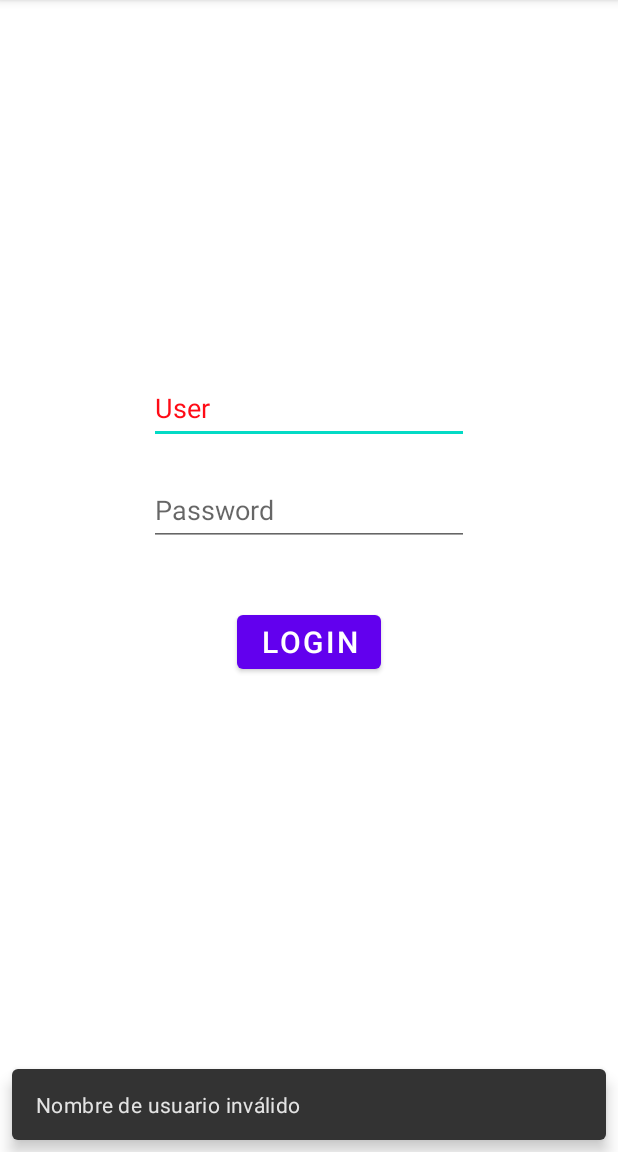
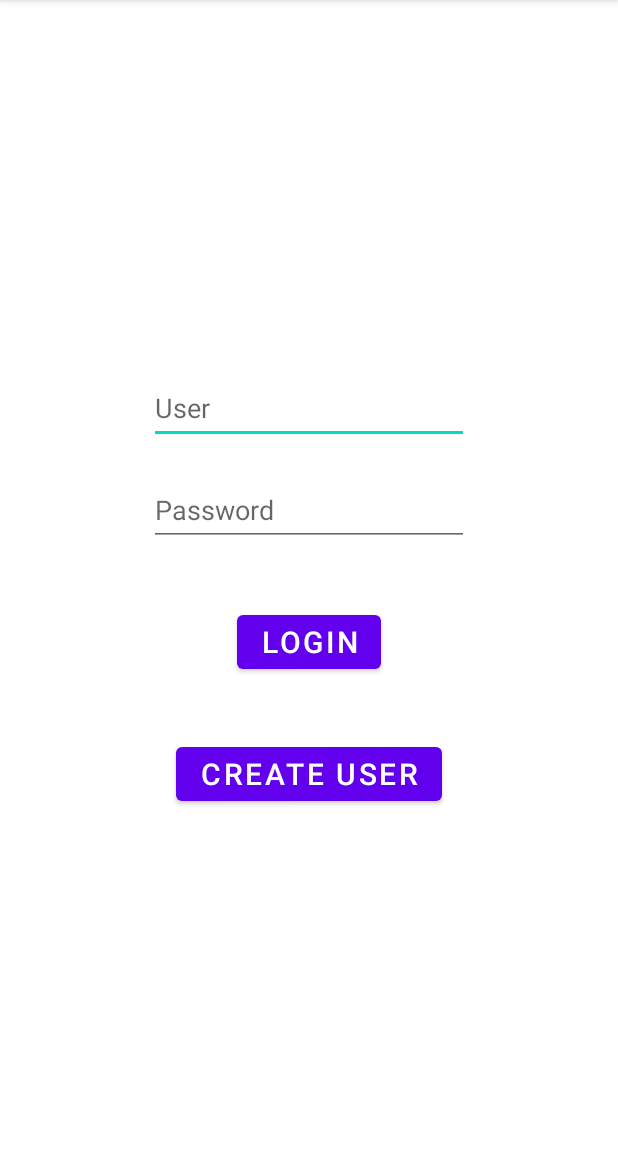
Before and after one commit to nicolasbortoni/CookingApp, an Android app: the screen it shows after launch (MainActivity), after a tap on "LOGIN", on a phone screen of 412 x 824 dp, the part 84-1236 px from its top. Run offline under Robolectric (Android 15) with nearby library versions, the phone set to English and light mode, and no system bars.

Commit message:
Implementacion de view model y Firebase

```diff
--- a/app/build.gradle
+++ b/app/build.gradle
@@ -3,6 +3,7 @@ plugins {
     id 'org.jetbrains.kotlin.android'
     id "androidx.navigation.safeargs"
     id("kotlin-parcelize")
+    id 'com.google.gms.google-services'
 }
 
 android {
@@ -49,4 +50,6 @@ dependencies {
     androidTestImplementation 'androidx.test.espresso:espresso-core:3.4.0'
     implementation 'com.github.bumptech.glide:glide:4.13.0'
     annotationProcessor 'com.github.bumptech.glide:compiler:4.13.0'
+    implementation platform('com.google.firebase:firebase-bom:30.0.1')
+    implementation 'com.google.firebase:firebase-firestore-ktx'
 }
--- a/app/src/main/java/com/utn/cookingapp/fragments/LoginFragment.kt
+++ b/app/src/main/java/com/utn/cookingapp/fragments/LoginFragment.kt
@@ -1,6 +1,5 @@
 package com.utn.cookingapp.fragments
 
-import android.graphics.Color
 import androidx.lifecycle.ViewModelProvider
 import android.os.Bundle
 import androidx.fragment.app.Fragment
@@ -9,29 +8,24 @@ import android.view.View
 import android.view.ViewGroup
 import android.widget.Button
 import android.widget.EditText
+import androidx.lifecycle.Observer
 import androidx.navigation.findNavController
-import com.google.android.material.snackbar.Snackbar
 import com.utn.cookingapp.R
-import com.utn.cookingapp.entities.User
-import com.utn.cookingapp.entities.UserRepository
 import com.utn.cookingapp.viewmodels.LoginViewModel
 
 class LoginFragment : Fragment() {
 
-    private var userRepository : UserRepository = UserRepository()
-
     private lateinit var v : View
+    private lateinit var viewModel: LoginViewModel
 
     private lateinit var usrPlainText : EditText
     private lateinit var pswPlainText : EditText
     private lateinit var loginBtn : Button
-
+    private lateinit var createUserBtn : Button
 
     companion object {
         fun newInstance() = LoginFragment()
     }
-
-    private lateinit var viewModel: LoginViewModel
 
     override fun onCreateView(
         inflater: LayoutInflater, container: ViewGroup?,
@@ -41,6 +35,7 @@ class LoginFragment : Fragment() {
 
         usrPlainText = v.findViewById(R.id.usrPlainText)
         pswPlainText = v.findViewById(R.id.pswPlainText)
+        createUserBtn = v.findViewById(R.id.btnCreateUser)
         loginBtn = v.findViewById(R.id.btnLogin)
 
         return v
@@ -49,32 +44,27 @@ class LoginFragment : Fragment() {
     override fun onStart() {
         super.onStart()
 
-        var usrAux : User
+        val action1 = LoginFragmentDirections.actionLoginFragmentToRecyclerViewFragment()
+
+        viewModel.navigate.observe(viewLifecycleOwner, Observer { result ->
+            when{
+                result == true -> v.findNavController().navigate(action1)
+
+                else -> 0
+            }
+        })
 
         loginBtn.setOnClickListener {
+            viewModel.user.value = usrPlainText.text.toString()
+            viewModel.pass.value = pswPlainText.text.toString()
+            viewModel.login()
+        }
 
-            var usrAux = userRepository.usrList.find { it.user == usrPlainText.text.toString() }
+        createUserBtn.setOnClickListener {
+            val action2 = LoginFragmentDirections.actionLoginFragmentToAddUserFragment()
+            v.findNavController().navigate(action2)
+        }
 
-            if (usrAux == null) {
-                Snackbar.make(v,"Nombre de usuario inválido", Snackbar.LENGTH_SHORT).show()
-                usrPlainText.text = null
-                pswPlainText.text = null
-                usrPlainText.setHintTextColor(Color.parseColor("#ff0b16"))
-            }
-            else{
-                if(usrAux.pass == pswPlainText.text.toString()){
-                    usrPlainText.text = null
-                    pswPlainText.text = null
-                    val action = LoginFragmentDirections.actionLoginFragmentToRecyclerViewFragment()
-                    v.findNavController().navigate(action)
-                }
-                else{
-                    Snackbar.make(v,"Contraseña incorrecta", Snackbar.LENGTH_SHORT).show()
-                    pswPlainText.text = null
-                    pswPlainText.setHintTextColor(Color.parseColor("#ff0b16"))
-                }
-            }
-        }
     }
 
     override fun onActivityCreated(savedInstanceState: Bundle?) {
--- a/app/src/main/java/com/utn/cookingapp/viewmodels/LoginViewModel.kt
+++ b/app/src/main/java/com/utn/cookingapp/viewmodels/LoginViewModel.kt
@@ -1,7 +1,31 @@
 package com.utn.cookingapp.viewmodels
 
+import androidx.lifecycle.MutableLiveData
 import androidx.lifecycle.ViewModel
+import com.utn.cookingapp.entities.UserRepository
 
 class LoginViewModel : ViewModel() {
-    // TODO: Implement the ViewModel
+
+    private val userRepository: UserRepository = UserRepository()
+
+    val user = MutableLiveData<String>()
+    val pass = MutableLiveData<String>()
+    val navigate = MutableLiveData<Boolean>()
+
+    fun login(){
+        val userLogged = user.value
+        val passLogged = pass.value
+
+        //Load user from list
+        var userAux = userRepository.usrList.find { it.user == userLogged }
+
+        //Login check logic
+        when{
+            userAux == null -> navigate.value = false//User failed
+
+            userAux?.pass == passLogged -> navigate.value = true//User OK
+
+            else -> navigate.value = false//Pass failed
+        }
+    }
 }
--- a/app/src/main/res/layout/login_fragment.xml
+++ b/app/src/main/res/layout/login_fragment.xml
@@ -42,6 +42,17 @@
         app:layout_constraintStart_toStartOf="parent"
         app:layout_constraintTop_toTopOf="@+id/guideline2" />
 
+    <Button
+        android:id="@+id/btnCreateUser"
+        android:layout_width="wrap_content"
+        android:layout_height="wrap_content"
+        android:layout_marginTop="40dp"
+        android:text="Create user"
+        android:textSize="20sp"
+        app:layout_constraintEnd_toEndOf="parent"
+        app:layout_constraintStart_toStartOf="parent"
+        app:layout_constraintTop_toBottomOf="@+id/btnLogin" />
+
     <androidx.constraintlayout.widget.Guideline
         android:id="@+id/guideline2"
         android:layout_width="wrap_content"
--- a/app/src/main/res/navigation/navfile.xml
+++ b/app/src/main/res/navigation/navfile.xml
@@ -13,6 +13,9 @@
         <action
             android:id="@+id/action_loginFragment_to_recyclerViewFragment"
             app:destination="@id/recyclerViewFragment" />
+        <action
+            android:id="@+id/action_loginFragment_to_addUserFragment"
+            app:destination="@id/addUserFragment" />
     </fragment>
     <fragment
         android:id="@+id/recyclerViewFragment"
@@ -32,4 +35,9 @@
             android:name="recipeMsg"
             app:argType="com.utn.cookingapp.entities.Recipe" />
     </fragment>
+    <fragment
+        android:id="@+id/addUserFragment"
+        android:name="com.utn.cookingapp.fragments.AddUserFragment"
+        android:label="add_user_fragment"
+        tools:layout="@layout/add_user_fragment" />
 </navigation>
--- a/build.gradle
+++ b/build.gradle
@@ -10,6 +10,7 @@ buildscript {
         classpath "org.jetbrains.kotlin:kotlin-gradle-plugin:$kotlin_version"
         def nav_version = "2.3.5"
         classpath "androidx.navigation:navigation-safe-args-gradle-plugin:$nav_version"
+        classpath 'com.google.gms:google-services:4.3.10'
         // NOTE: Do not place your application dependencies here; they belong
         // in the individual module build.gradle files
     }
```
Also changed, not shown: app/src/main/java/com/utn/cookingapp/fragments/AddUserFragment.kt (added, +53 -0 lines), app/src/main/java/com/utn/cookingapp/viewmodels/AddUserViewModel.kt (added, +7 -0 lines), app/src/main/res/layout/add_user_fragment.xml (added, +50 -0 lines), 1 other file.
